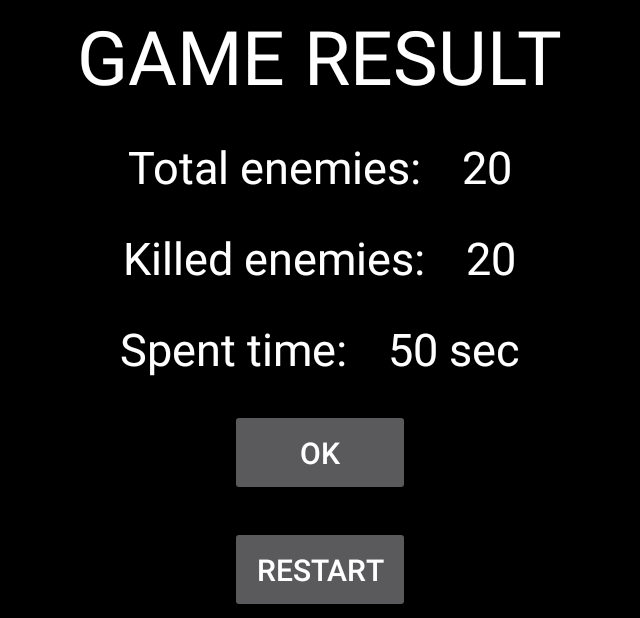
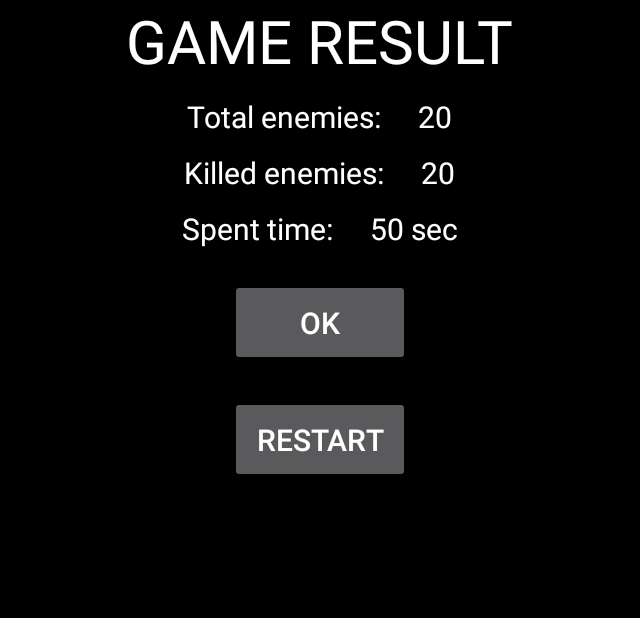
Before and after one commit to albka1986/game_ninja, an Android app: the ResultGameActivity screen opened directly, with no data from a screen before it, on a phone screen of 824 x 412 dp (held sideways). Shown: the whole screen, without its empty margins (298-938 px from the left). Run offline under Robolectric (Android 15) with nearby library versions, the phone set to English and light mode, and no system bars.

Commit message:
Fixed lagging on real device.

```diff
--- a/app/src/main/java/com/ponomarenko/shootingRange/GameView.java
+++ b/app/src/main/java/com/ponomarenko/shootingRange/GameView.java
@@ -40,17 +40,23 @@ class GameView extends SurfaceView implements Runnable {
     private List<Enemy> enemies = new ArrayList<>();
     private Thread thread = new Thread(this);
     private int sShooting;
+    private Bitmap scaledBackground;
 
 
     public GameView(Context context) {
         super(context);
         mThread = new GameThread(this);
-
         getHolder().addCallback(new SurfaceHolder.Callback() {
             @Override
             public void surfaceCreated(SurfaceHolder surfaceHolder) {
                 mThread.setRunning(true);
                 mThread.start();
+
+                Bitmap background = BitmapFactory.decodeResource(getResources(), R.drawable.background_image_game);
+                float scale = (float) background.getHeight() / (float) getHeight();
+                int newWidth = Math.round(background.getWidth() / scale);
+                int newHeight = Math.round(background.getHeight() / scale);
+                scaledBackground = Bitmap.createScaledBitmap(background, newWidth, newHeight, true);
             }
 
             @Override
@@ -97,6 +103,8 @@ class GameView extends SurfaceView implements Runnable {
 
     }
 
+
+
     private class GameThread extends Thread {
 
         private GameView view;
@@ -133,6 +141,9 @@ class GameView extends SurfaceView implements Runnable {
         }
     }
 
+
+
+
     @Override
     public void draw(Canvas canvas) {
         super.draw(canvas);
@@ -140,7 +151,7 @@ class GameView extends SurfaceView implements Runnable {
 //        Bitmap background = BitmapFactory.decodeResource(getResources(), R.drawable.background_image_game);
 //        Bitmap scaled = Bitmap.createScaledBitmap(background, Utilities.getWidthPx(getContext()), Utilities.getHeightPx(getContext()), true);
 
-//        canvas.drawBitmap(scaled, 0, 0, null);
+        canvas.drawBitmap(scaledBackground, 0, 0, null);
 
         Iterator<Bullet> j = bulletList.iterator();
         while (j.hasNext()) {
--- a/app/src/main/res/layout/activity_result_game.xml
+++ b/app/src/main/res/layout/activity_result_game.xml
@@ -1,8 +1,12 @@
 <?xml version="1.0" encoding="utf-8"?>
-<LinearLayout xmlns:android="http://schemas.android.com/apk/res/android"
+<ScrollView xmlns:android="http://schemas.android.com/apk/res/android"
     android:layout_width="match_parent"
     android:layout_height="match_parent"
-    android:background="#000"
+    android:background="#000">
+
+    <LinearLayout
+        android:layout_width="match_parent"
+        android:layout_height="match_parent"
         android:gravity="center"
         android:orientation="vertical">
 
@@ -13,7 +17,7 @@
             android:layout_height="wrap_content"
             android:text="GAME RESULT"
             android:textColor="#ffffff"
-        android:textSize="50sp" />
+            android:textSize="40sp" />
 
 
         <LinearLayout
@@ -21,7 +25,7 @@
             android:layout_height="wrap_content"
             android:layout_below="@id/game_result_TV"
             android:layout_centerHorizontal="true"
-        android:layout_marginTop="20dp"
+            android:layout_marginTop="10dp"
             android:orientation="horizontal">
 
             <TextView
@@ -30,7 +34,7 @@
                 android:layout_marginRight="20dp"
                 android:text="Total enemies: "
                 android:textColor="#ffffff"
-            android:textSize="30sp" />
+                android:textSize="@dimen/font_size_middle" />
 
             <TextView
                 android:id="@+id/total_enemies"
@@ -38,7 +42,7 @@
                 android:layout_height="wrap_content"
                 android:text="20"
                 android:textColor="#ffffff"
-            android:textSize="30sp" />
+                android:textSize="@dimen/font_size_middle" />
         </LinearLayout>
 
         <LinearLayout
@@ -46,7 +50,7 @@
             android:layout_height="wrap_content"
             android:layout_below="@id/game_result_TV"
             android:layout_centerHorizontal="true"
-        android:layout_marginTop="20dp"
+            android:layout_marginTop="10dp"
             android:orientation="horizontal">
 
             <TextView
@@ -55,7 +59,7 @@
                 android:layout_marginRight="20dp"
                 android:text="Killed enemies: "
                 android:textColor="#ffffff"
-            android:textSize="30sp" />
+                android:textSize="@dimen/font_size_middle" />
 
             <TextView
                 android:id="@+id/killed_enemies_tv"
@@ -63,7 +67,7 @@
                 android:layout_height="wrap_content"
                 android:text="20"
                 android:textColor="#ffffff"
-            android:textSize="30sp" />
+                android:textSize="@dimen/font_size_middle" />
         </LinearLayout>
 
         <LinearLayout
@@ -71,16 +75,16 @@
             android:layout_height="wrap_content"
             android:layout_below="@id/game_result_TV"
             android:layout_centerHorizontal="true"
-        android:layout_marginTop="20dp"
+            android:layout_marginTop="10dp"
             android:orientation="horizontal">
 
             <TextView
                 android:layout_width="wrap_content"
                 android:layout_height="wrap_content"
-            android:layout_marginRight="20dp"
+                android:layout_marginEnd="20dp"
                 android:text="Spent time: "
                 android:textColor="#ffffff"
-            android:textSize="30sp" />
+                android:textSize="@dimen/font_size_middle" />
 
             <TextView
                 android:id="@+id/time_tv"
@@ -88,7 +92,7 @@
                 android:layout_height="wrap_content"
                 android:text="50 sec"
                 android:textColor="#ffffff"
-            android:textSize="30sp" />
+                android:textSize="@dimen/font_size_middle" />
 
         </LinearLayout>
 
@@ -117,3 +121,5 @@
 
 
     </LinearLayout>
+
+</ScrollView>
--- /dev/null
+++ b/app/src/main/res/values/dimens.xml
@@ -0,0 +1,4 @@
+<?xml version="1.0" encoding="utf-8"?>
+<resources>
+    <dimen name="font_size_middle">20sp</dimen>
+</resources>
```
Lines whose indentation alone changed are shown as unchanged.
